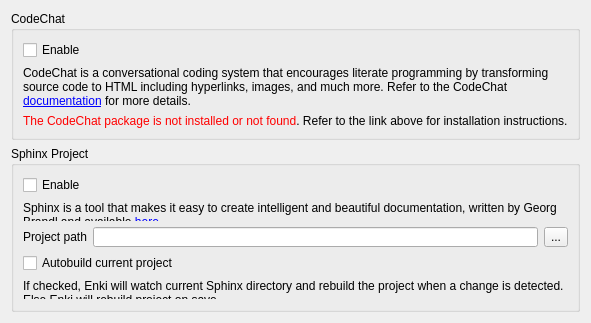
Qt form enki/plugins/preview/Settings.ui (andreikop/enki) before a commit.
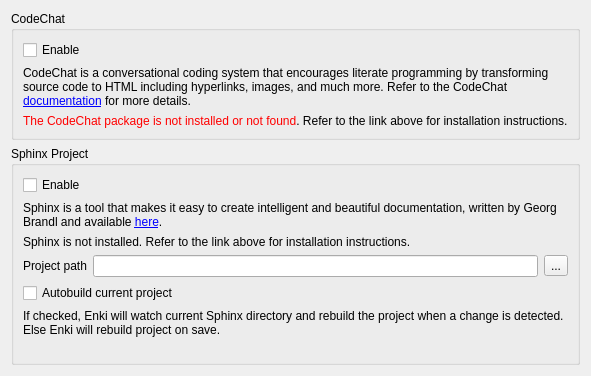
The same form after that commit.

Commit message: Add: Sphinx autosave toggle checkbox

Patch:
```diff
--- a/enki/plugins/preview/Settings.ui
+++ b/enki/plugins/preview/Settings.ui
@@ -7,7 +7,7 @@
     <x>0</x>
     <y>0</y>
     <width>505</width>
-    <height>323</height>
+    <height>376</height>
    </rect>
   </property>
   <property name="windowTitle">
@@ -89,7 +89,14 @@
        </widget>
       </item>
       <item>
-       <layout class="QHBoxLayout" name="horizontalLayout">
+       <widget class="QLabel" name="labelSphinxNotInstalled">
+        <property name="text">
+         <string>Sphinx is not installed. Refer to the link above for installation instructions.</string>
+        </property>
+       </widget>
+      </item>
+      <item>
+       <layout class="QHBoxLayout" name="blPath">
         <item>
          <widget class="QLabel" name="label_2">
           <property name="text">
@@ -98,10 +105,10 @@
          </widget>
         </item>
         <item>
-         <widget class="QLineEdit" name="leSProjectPath"/>
+         <widget class="QLineEdit" name="leSphinxProjectPath"/>
         </item>
         <item>
-         <widget class="QToolButton" name="pbSProjectPath">
+         <widget class="QToolButton" name="pbSphinxProjectPath">
           <property name="text">
            <string>...</string>
           </property>
```
Left out of the diff: 2 changed lines with no effect on the pictures. The commit also changes 2 other files.
